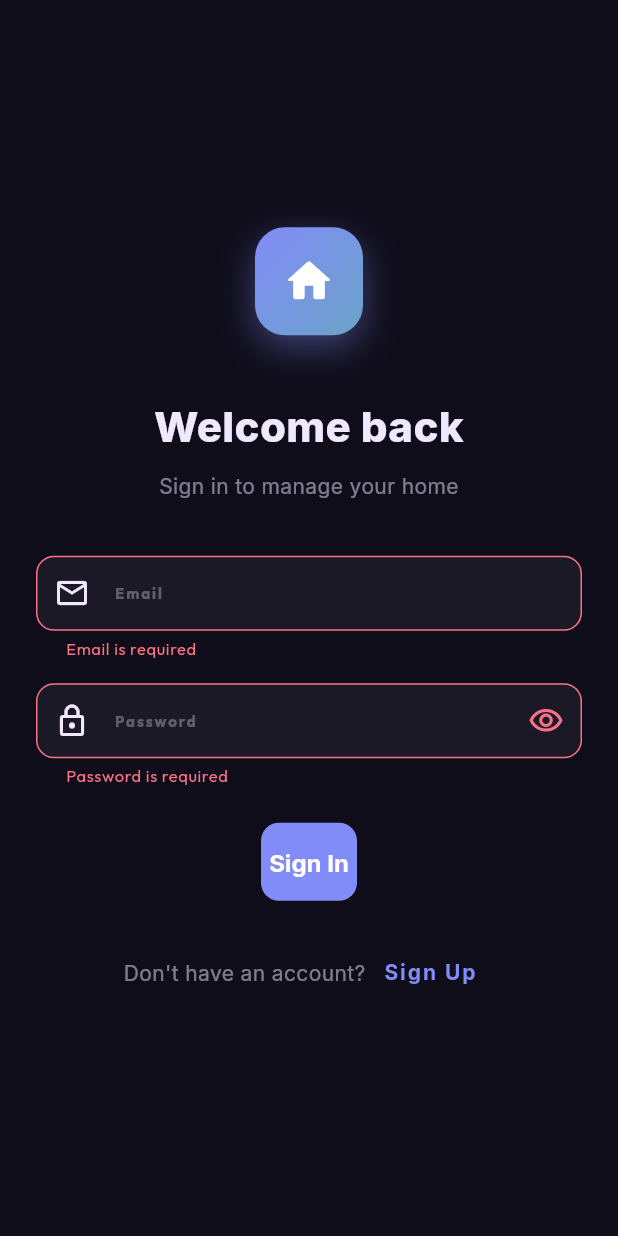
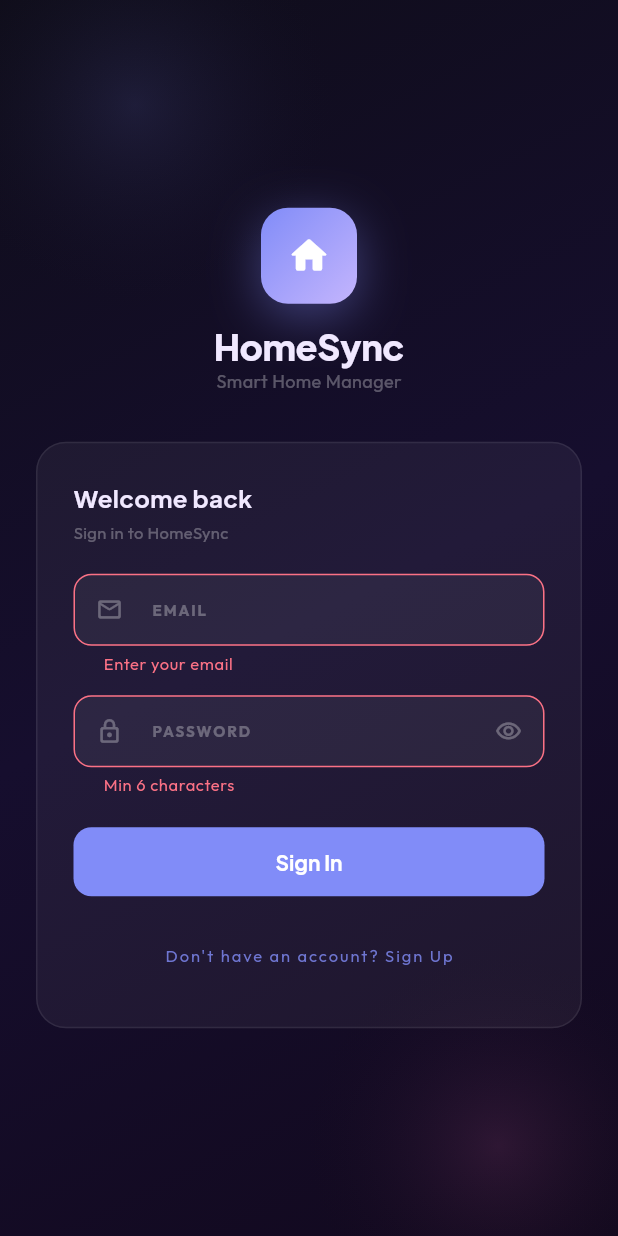
Before and after one commit to BalaMurugan2705/helper, a Flutter app: the screen it shows after launch, after a tap on "Sign In", on a phone screen of 412 x 824 dp. Run offline on Flutter 3.47's test engine with Material 3 defaults, Android fonts, the phone set to English and light mode, and no system bars; our stand-ins replace cloud_firestore, firebase_auth, firebase_core, fl_chart, flutter_local_notifications, flutter_riverpod and 7 more; accounts and stored records are empty.

Commit message:
feat: redesign login screen with Aurora gradient and glass card
Co-Authored-By: Claude Sonnet 4.6 <noreply@anthropic.com>

```diff
--- a/lib/screens/auth/login_screen.dart
+++ b/lib/screens/auth/login_screen.dart
@@ -1,8 +1,8 @@
 import 'package:firebase_auth/firebase_auth.dart';
 import 'package:flutter/material.dart';
 import 'package:flutter_riverpod/flutter_riverpod.dart';
-import 'package:google_fonts/google_fonts.dart';
-import '../../core/theme/app_theme.dart';
+import '../../core/theme/app_colors.dart';
+import '../../core/theme/app_text_styles.dart';
 import '../../providers/providers.dart';
 import '../../services/firebase_service.dart';
 
@@ -13,296 +13,277 @@ class LoginScreen extends ConsumerStatefulWidget {
   ConsumerState<LoginScreen> createState() => _LoginScreenState();
 }
 
-class _LoginScreenState extends ConsumerState<LoginScreen> {
+class _LoginScreenState extends ConsumerState<LoginScreen>
+    with TickerProviderStateMixin {
   final _formKey = GlobalKey<FormState>();
-  final _emailController = TextEditingController();
-  final _passwordController = TextEditingController();
+  final _emailCtrl = TextEditingController();
+  final _pwCtrl    = TextEditingController();
 
-  bool _isLogin = true;
-  bool _loading = false;
-  bool _obscurePassword = true;
-  String? _errorMessage;
+  late final AnimationController _slideCtrl;
+  late final Animation<double> _fadeAnim;
+
+  bool _isLogin = true, _loading = false, _obscure = true;
+  String? _error;
+
+  @override
+  void initState() {
+    super.initState();
+    _slideCtrl = AnimationController(
+        vsync: this, duration: const Duration(milliseconds: 600));
+
+    _fadeAnim = CurvedAnimation(
+        parent: _slideCtrl, curve: const Interval(0.1, 1, curve: Curves.easeOut));
+
+    _slideCtrl.forward();
+  }
 
   @override
   void dispose() {
-    _emailController.dispose();
-    _passwordController.dispose();
+    _emailCtrl.dispose();
+    _pwCtrl.dispose();
+    _slideCtrl.dispose();
     super.dispose();
   }
 
   Future<void> _submit() async {
     if (!_formKey.currentState!.validate()) return;
-    setState(() {
-      _loading = true;
-      _errorMessage = null;
-    });
-
+    setState(() { _loading = true; _error = null; });
     try {
       final auth = ref.read(authServiceProvider);
       if (_isLogin) {
-        final credential = await auth.signIn(_emailController.text.trim(), _passwordController.text);
-        if (credential.user != null) {
-          final service = FirebaseService(credential.user!.uid);
-          await service.saveUserProfile(credential.user!.email ?? '');
-      // service.seedDefaultCleaningTasks();
-      //  service.seedDefaultShoppingItems();
+        final cred = await auth.signIn(_emailCtrl.text.trim(), _pwCtrl.text);
+        if (cred.user != null) {
+          await FirebaseService(cred.user!.uid)
+              .saveUserProfile(cred.user!.email ?? '');
         }
       } else {
-        final credential = await auth.signUp(
-            _emailController.text.trim(), _passwordController.text);
-        if (credential.user != null) {
-          // final service = FirebaseService(credential.user!.uid);
-          // await Future.wait([
-          //   service.saveUserProfile(credential.user!.email ?? ''),
-          //   service.seedDefaultCleaningTasks(),
-          //   service.seedDefaultShoppingItems(),
-          //   service.seedDefaultWishItems(),
-          // ]);
-        }
+        await auth.signUp(_emailCtrl.text.trim(), _pwCtrl.text);
       }
     } on FirebaseAuthException catch (e) {
-      setState(() => _errorMessage = _friendlyError(e.code));
-    } catch (e) {
-      setState(() => _errorMessage = 'Something went wrong. Please try again.');
+      setState(() => _error = _msg(e.code));
+    } catch (_) {
+      setState(() => _error = 'Something went wrong. Please try again.');
     } finally {
       if (mounted) setState(() => _loading = false);
     }
   }
 
-  String _friendlyError(String code) {
+  String _msg(String code) {
     switch (code) {
-      case 'user-not-found':
-        return 'No account found with this email.';
+      case 'user-not-found':       return 'No account found with this email.';
       case 'wrong-password':
-      case 'invalid-credential':
-        return 'Incorrect email or password.';
-      case 'email-already-in-use':
-        return 'An account already exists with this email.';
-      case 'weak-password':
-        return 'Password must be at least 6 characters.';
-      case 'invalid-email':
-        return 'Please enter a valid email address.';
-      case 'too-many-requests':
-        return 'Too many attempts. Please try again later.';
-      default:
-        return 'Authentication failed. Please try again.';
+      case 'invalid-credential':   return 'Incorrect email or password.';
+      case 'email-already-in-use': return 'An account already exists with this email.';
+      case 'weak-password':        return 'Password must be at least 6 characters.';
+      case 'invalid-email':        return 'Please enter a valid email address.';
+      case 'too-many-requests':    return 'Too many attempts. Please try again later.';
+      default:                     return 'Authentication failed. Please try again.';
     }
   }
 
   @override
   Widget build(BuildContext context) {
-    final cs = Theme.of(context).colorScheme;
     return Scaffold(
-      body: SafeArea(
-        child: Center(
+      backgroundColor: AppColors.darkBase,
+      body: Stack(children: [
+        // Aurora gradient background
+        const Positioned.fill(child: DecoratedBox(
+          decoration: BoxDecoration(
+            gradient: LinearGradient(
+              colors: [
+                Color(0xFF0F0D1A),
+                Color(0xFF160E2E),
+                Color(0xFF12091E),
+              ],
+              begin: Alignment.topLeft,
+              end: Alignment.bottomRight,
+            ),
+          ),
+        )),
+        // Ambient glow top-left
+        Positioned(
+          top: -80, left: -60,
+          child: _GlowBlob(color: AppColors.accentDashboard, size: 300),
+        ),
+        // Ambient glow bottom-right
+        Positioned(
+          bottom: -80, right: -60,
+          child: _GlowBlob(color: AppColors.accentHealth, size: 280),
+        ),
+        SafeArea(child: Center(
           child: SingleChildScrollView(
-            padding: const EdgeInsets.symmetric(horizontal: 24, vertical: 40),
-            child: ConstrainedBox(
-              constraints: const BoxConstraints(maxWidth: 420),
+            padding: const EdgeInsets.symmetric(horizontal: 24),
+            child: FadeTransition(
+              opacity: _fadeAnim,
               child: Column(
-                crossAxisAlignment: CrossAxisAlignment.stretch,
+                mainAxisSize: MainAxisSize.min,
                 children: [
                   _buildLogo(),
-                  const SizedBox(height: 40),
-                  Text(
-                    _isLogin ? 'Welcome back' : 'Create account',
-                    style: GoogleFonts.inter(
-                      fontSize: 28,
-                      fontWeight: FontWeight.w800,
-                      color: cs.onSurface,
-                    ),
-                    textAlign: TextAlign.center,
-                  ),
-                  const SizedBox(height: 8),
-                  Text(
-                    _isLogin
-                        ? 'Sign in to manage your home'
-                        : 'Start managing your home smarter',
-                    style: GoogleFonts.inter(
-                      fontSize: 14,
-                      color: cs.onSurface.withOpacity(0.5),
-                    ),
-                    textAlign: TextAlign.center,
-                  ),
-                  const SizedBox(height: 36),
-                  Form(
-                    key: _formKey,
-                    child: Column(
-                      children: [
-                        _buildEmailField(cs),
-                        const SizedBox(height: 16),
-                        _buildPasswordField(cs),
-                        if (_errorMessage != null) ...[
-                          const SizedBox(height: 16),
-                          _buildErrorBanner(),
-                        ],
-                        const SizedBox(height: 24),
-                        _buildSubmitButton(),
-                      ],
-                    ),
-                  ),
-                  const SizedBox(height: 24),
-                  _buildToggleRow(cs),
+                  const SizedBox(height: 32),
+                  _buildCard(),
                 ],
               ),
             ),
           ),
+        )),
+      ]),
+    );
+  }
+
+  Widget _buildLogo() {
+    return Column(children: [
+      Container(
+        width: 64, height: 64,
+        decoration: BoxDecoration(
+          gradient: const LinearGradient(
+            colors: [AppColors.accentDashboard, AppColors.accentPcos],
+            begin: Alignment.topLeft,
+            end: Alignment.bottomRight,
+          ),
+          borderRadius: BorderRadius.circular(18),
+          boxShadow: [BoxShadow(
+            color: AppColors.accentDashboard.withValues(alpha: 0.4),
+            blurRadius: 28,
+            offset: const Offset(0, 8),
+          )],
+        ),
+        child: const Icon(Icons.home_rounded, color: Colors.white, size: 30),
+      ),
+      const SizedBox(height: 14),
+      Text('HomeSync', style: AppTextStyles.headlineLarge),
+      Text(
+        'Smart Home Manager',
+        style: AppTextStyles.bodySmall.copyWith(fontSize: 12),
+      ),
+    ]);
+  }
+
+  Widget _buildCard() {
+    return Container(
+      padding: const EdgeInsets.all(24),
+      decoration: BoxDecoration(
+        color: AppColors.glassCard,
+        borderRadius: BorderRadius.circular(20),
+        border: Border.all(color: AppColors.glassBorder),
+      ),
+      child: Form(
+        key: _formKey,
+        child: Column(
+          crossAxisAlignment: CrossAxisAlignment.stretch,
+          children: [
+            Text(
+              _isLogin ? 'Welcome back' : 'Create account',
+              style: AppTextStyles.headlineSmall,
+            ),
+            const SizedBox(height: 4),
+            Text(
+              _isLogin ? 'Sign in to HomeSync' : 'Join HomeSync',
+              style: AppTextStyles.bodySmall,
+            ),
+            const SizedBox(height: 20),
+            TextFormField(
+              controller: _emailCtrl,
+              keyboardType: TextInputType.emailAddress,
+              style: AppTextStyles.bodyMedium.copyWith(
+                  color: AppColors.textPrimary),
+              decoration: InputDecoration(
+                labelText: 'EMAIL',
+                prefixIcon: Icon(Icons.mail_outline_rounded,
+                    color: AppColors.textSubtle, size: 18),
+              ),
+              validator: (v) =>
+                  (v == null || v.isEmpty) ? 'Enter your email' : null,
+            ),
+            const SizedBox(height: 14),
+            TextFormField(
+              controller: _pwCtrl,
+              obscureText: _obscure,
+              style: AppTextStyles.bodyMedium.copyWith(
+                  color: AppColors.textPrimary),
+              decoration: InputDecoration(
+                labelText: 'PASSWORD',
+                prefixIcon: Icon(Icons.lock_outline_rounded,
+                    color: AppColors.textSubtle, size: 18),
+                suffixIcon: IconButton(
+                  icon: Icon(
+                    _obscure
+                        ? Icons.visibility_outlined
+                        : Icons.visibility_off_outlined,
+                    color: AppColors.textSubtle,
+                    size: 18,
+                  ),
+                  onPressed: () => setState(() => _obscure = !_obscure),
+                ),
+              ),
+              validator: (v) =>
+                  (v == null || v.length < 6) ? 'Min 6 characters' : null,
+            ),
+            if (_error != null) ...[
+              const SizedBox(height: 10),
+              Text(
+                _error!,
+                style: AppTextStyles.bodySmall
+                    .copyWith(color: AppColors.statusOverdue),
+              ),
+            ],
+            const SizedBox(height: 20),
+            ElevatedButton(
+              onPressed: _loading ? null : _submit,
+              style: ElevatedButton.styleFrom(
+                backgroundColor: AppColors.accentDashboard,
+                foregroundColor: Colors.white,
+                padding: const EdgeInsets.symmetric(vertical: 14),
+                shape: RoundedRectangleBorder(
+                    borderRadius: BorderRadius.circular(12)),
+              ),
+              child: _loading
+                  ? const SizedBox(
+                      width: 20,
+                      height: 20,
+                      child: CircularProgressIndicator(
+                          strokeWidth: 2, color: Colors.white))
+                  : Text(
+                      _isLogin ? 'Sign In' : 'Sign Up',
+                      style: AppTextStyles.titleMedium
+                          .copyWith(color: Colors.white),
+                    ),
+            ),
+            const SizedBox(height: 14),
+            TextButton(
+              onPressed: () =>
+                  setState(() => _isLogin = !_isLogin),
+              child: Text(
+                _isLogin
+                    ? "Don't have an account? Sign Up"
+                    : 'Already have an account? Sign In',
+                style: AppTextStyles.bodySmall.copyWith(
+                  color: AppColors.accentDashboard.withValues(alpha: 0.8),
+                ),
+              ),
+            ),
+          ],
         ),
       ),
     );
   }
+}
 
-  Widget _buildLogo() {
-    return Center(
-      child: Container(
-        width: 72,
-        height: 72,
-        decoration: BoxDecoration(
-          gradient: const LinearGradient(
-            colors: [AppTheme.primaryPurple, AppTheme.accentTeal],
-            begin: Alignment.topLeft,
-            end: Alignment.bottomRight,
-          ),
-          borderRadius: BorderRadius.circular(20),
-          boxShadow: [
-            BoxShadow(
-              color: AppTheme.primaryPurple.withOpacity(0.4),
-              blurRadius: 20,
-              offset: const Offset(0, 8),
-            ),
-          ],
+class _GlowBlob extends StatelessWidget {
+  final Color color;
+  final double size;
+  const _GlowBlob({required this.color, required this.size});
+
+  @override
+  Widget build(BuildContext context) {
+    return Container(
+      width: size,
+      height: size,
+      decoration: BoxDecoration(
+        shape: BoxShape.circle,
+        gradient: RadialGradient(
+          colors: [color.withValues(alpha: 0.12), Colors.transparent],
         ),
-        child: const Icon(Icons.home_rounded, color: Colors.white, size: 36),
       ),
     );
   }
-
-  Widget _buildEmailField(ColorScheme cs) {
-    return TextFormField(
-      controller: _emailController,
-      keyboardType: TextInputType.emailAddress,
-      autofillHints: const [AutofillHints.email],
-      style: GoogleFonts.inter(color: cs.onSurface),
-      decoration: InputDecoration(
-        labelText: 'Email',
-        prefixIcon: const Icon(Icons.email_outlined),
-        border: OutlineInputBorder(borderRadius: BorderRadius.circular(12)),
-      ),
-      validator: (v) {
-        if (v == null || v.trim().isEmpty) return 'Email is required';
-        if (!v.contains('@')) return 'Enter a valid email';
-        return null;
-      },
-    );
-  }
-
-  Widget _buildPasswordField(ColorScheme cs) {
-    return TextFormField(
-      controller: _passwordController,
-      obscureText: _obscurePassword,
-      autofillHints: _isLogin
-          ? const [AutofillHints.password]
-          : const [AutofillHints.newPassword],
-      style: GoogleFonts.inter(color: cs.onSurface),
-      decoration: InputDecoration(
-        labelText: 'Password',
-        prefixIcon: const Icon(Icons.lock_outlined),
-        suffixIcon: IconButton(
-          icon: Icon(
-              _obscurePassword ? Icons.visibility_outlined : Icons.visibility_off_outlined),
-          onPressed: () => setState(() => _obscurePassword = !_obscurePassword),
-        ),
-        border: OutlineInputBorder(borderRadius: BorderRadius.circular(12)),
-      ),
-      validator: (v) {
-        if (v == null || v.isEmpty) return 'Password is required';
-        if (!_isLogin && v.length < 6) return 'Minimum 6 characters';
-        return null;
-      },
-      onFieldSubmitted: (_) => _submit(),
-    );
-  }
-
-  Widget _buildErrorBanner() {
-    return Container(
-      padding: const EdgeInsets.symmetric(horizontal: 14, vertical: 10),
-      decoration: BoxDecoration(
-        color: Colors.red.withOpacity(0.1),
-        borderRadius: BorderRadius.circular(10),
-        border: Border.all(color: Colors.red.withOpacity(0.3)),
-      ),
-      child: Row(
-        children: [
-          const Icon(Icons.error_outline, color: Colors.red, size: 18),
-          const SizedBox(width: 8),
-          Expanded(
-            child: Text(
-              _errorMessage!,
-              style: GoogleFonts.inter(color: Colors.red, fontSize: 13),
-            ),
-          ),
-        ],
-      ),
-    );
-  }
-
-  Widget _buildSubmitButton() {
-    return SizedBox(
-      height: 52,
-      child: ElevatedButton(
-        onPressed: _loading ? null : _submit,
-        style: ElevatedButton.styleFrom(
-          backgroundColor: AppTheme.primaryPurple,
-          foregroundColor: Colors.white,
-          shape: RoundedRectangleBorder(borderRadius: BorderRadius.circular(12)),
-          elevation: 0,
-        ),
-        child: _loading
-            ? const SizedBox(
-                width: 22,
-                height: 22,
-                child: CircularProgressIndicator(
-                  color: Colors.white,
-                  strokeWidth: 2.5,
-                ),
-              )
-            : Text(
-                _isLogin ? 'Sign In' : 'Create Account',
-                style: GoogleFonts.inter(
-                  fontSize: 16,
-                  fontWeight: FontWeight.w700,
-                ),
-              ),
-      ),
-    );
-  }
-
-  Widget _buildToggleRow(ColorScheme cs) {
-    return Row(
-      mainAxisAlignment: MainAxisAlignment.center,
-      children: [
-        Text(
-          _isLogin ? "Don't have an account?" : 'Already have an account?',
-          style: GoogleFonts.inter(
-            color: cs.onSurface.withOpacity(0.5),
-            fontSize: 14,
-          ),
-        ),
-        TextButton(
-          onPressed: () => setState(() {
-            _isLogin = !_isLogin;
-            _errorMessage = null;
-          }),
-          child: Text(
-            _isLogin ? 'Sign Up' : 'Sign In',
-            style: GoogleFonts.inter(
-              color: AppTheme.primaryPurple,
-              fontWeight: FontWeight.w700,
-              fontSize: 14,
-            ),
-          ),
-        ),
-      ],
-    );
-  }
 }
```
